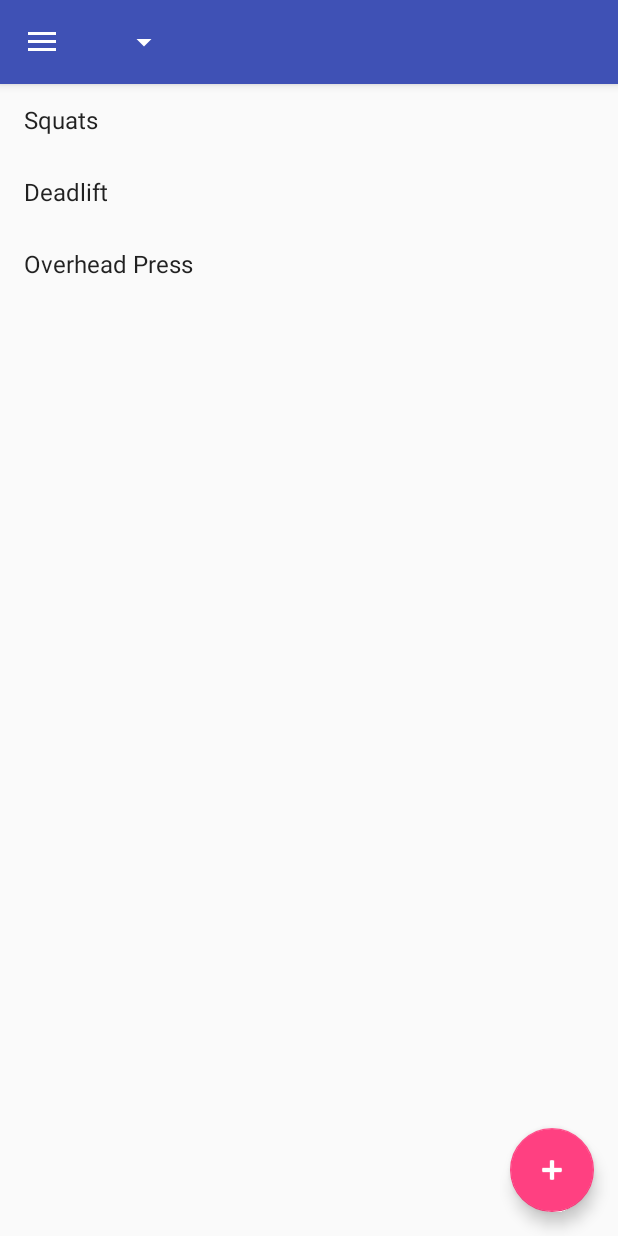
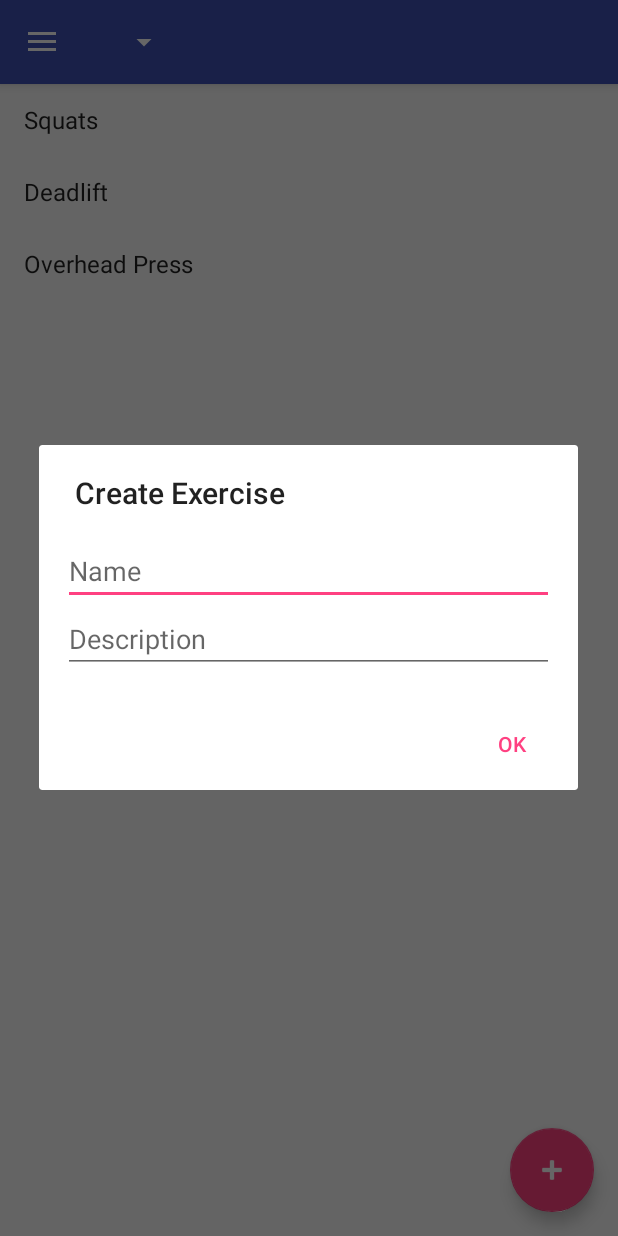
Before and after one commit to Autilite/plan-g-fitness-android, an Android app: the fragment BaseExerciseFragment placed in its activity, after a tap on an icon or button, on a phone screen of 412 x 824 dp. Run offline under Robolectric (Android 15) with nearby library versions, the phone set to English and light mode, and no system bars; 2 statements that could not run were skipped.

Commit message:
show simple dialog to create BaseExercise

```diff
--- a/app/src/main/java/com/autilite/plan_g/fragment/BaseExerciseFragment.java
+++ b/app/src/main/java/com/autilite/plan_g/fragment/BaseExerciseFragment.java
@@ -1,14 +1,17 @@
 package com.autilite.plan_g.fragment;
 
 import android.content.Context;
+import android.content.DialogInterface;
 import android.os.Bundle;
 import android.support.design.widget.FloatingActionButton;
 import android.support.v4.app.Fragment;
+import android.support.v7.app.AlertDialog;
 import android.support.v7.widget.LinearLayoutManager;
 import android.support.v7.widget.RecyclerView;
 import android.view.LayoutInflater;
 import android.view.View;
 import android.view.ViewGroup;
+import android.widget.EditText;
 import android.widget.TextView;
 
 import com.autilite.plan_g.R;
@@ -40,7 +43,7 @@ public class BaseExerciseFragment extends Fragment {
     }
 
     @Override
-    public View onCreateView(LayoutInflater inflater, ViewGroup container,
+    public View onCreateView(final LayoutInflater inflater, ViewGroup container,
                              Bundle savedInstanceState) {
         // Inflate the layout for this fragment
         View view = inflater.inflate(R.layout.fragment_recycle_view, container, false);
@@ -49,7 +52,26 @@ public class BaseExerciseFragment extends Fragment {
         fab.setOnClickListener(new View.OnClickListener() {
             @Override
             public void onClick(View view) {
-            // TODO
+                View inputView = inflater.inflate(R.layout.input_dialog_2, null);
+
+                final EditText nameEditText = (EditText) inputView.findViewById(R.id.edit1);
+                nameEditText.setHint(R.string.name);
+
+                final EditText descEditText = (EditText) inputView.findViewById(R.id.edit2);
+                descEditText.setHint(R.string.description);
+
+                AlertDialog.Builder createDialog = new AlertDialog.Builder(getContext())
+                        .setTitle(getString(R.string.create_exercise))
+                        .setView(inputView)
+                        .setPositiveButton(android.R.string.ok, new DialogInterface.OnClickListener() {
+                            @Override
+                            public void onClick(DialogInterface dialogInterface, int i) {
+                                String name = nameEditText.getText().toString();
+                                String description = descEditText.getText().toString();
+                                createBaseExercise(name, description);
+                            }
+                        });
+                createDialog.create().show();
             }
         });
         db = new WorkoutDatabase(getActivity());
@@ -64,6 +86,15 @@ public class BaseExerciseFragment extends Fragment {
         mAdapter = new BaseExerciseAdapter(getContext(), exercises);
         mRecyclerView.setAdapter(mAdapter);
         return view;
+    }
+
+    private void createBaseExercise(String name, String description) {
+        long id = db.createBaseExercise(name, description);
+        BaseExercise e = db.getBaseExercise(id);
+        if (e != null) {
+            exercises.add(e);
+            mAdapter.notifyItemInserted(exercises.size() - 1);
+        }
     }
 
     private class BaseExerciseAdapter extends RecyclerView.Adapter {
--- /dev/null
+++ b/app/src/main/res/layout/input_dialog_2.xml
@@ -0,0 +1,18 @@
+<?xml version="1.0" encoding="utf-8"?>
+<LinearLayout xmlns:android="http://schemas.android.com/apk/res/android"
+    android:orientation="vertical"
+    android:layout_width="match_parent"
+    android:layout_height="match_parent"
+    android:padding="@dimen/input_dialog_padding">
+
+    <EditText
+        android:id="@+id/edit1"
+        android:layout_width="match_parent"
+        android:layout_height="wrap_content" />
+
+    <EditText
+        android:id="@+id/edit2"
+        android:layout_width="match_parent"
+        android:layout_height="wrap_content" />
+
+</LinearLayout>
--- a/app/src/main/res/values/dimens.xml
+++ b/app/src/main/res/values/dimens.xml
@@ -16,4 +16,5 @@
     <dimen name="form_horitzonal_padding">32dp</dimen>
     <dimen name="bottom_sheet_peek_height">60dp</dimen>
     <dimen name="bottom_sheet_min_height">120dp</dimen>
+    <dimen name="input_dialog_padding">16dp</dimen>
 </resources>
```
Also changed, not shown: app/src/main/java/com/autilite/plan_g/database/WorkoutDatabase.java (+26 -0 lines).
